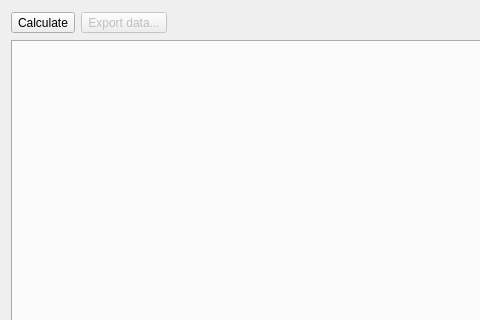
Above: tse_analytics/modules/phenomaster/actimot/views/actimot_dialog.ui from TSE-Systems/tse-analytics before the change; both pictures show x 0 to 480 and y 0 to 320 of the 1020 by 785 pixel window. Below: the same form after it.
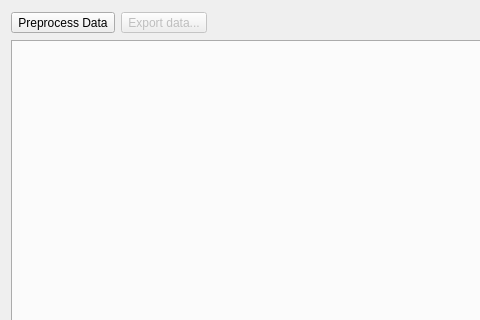
That is the form after the change. Icons and pictures are not drawn.

Commit message: Optimization/refactoring of ActiMot raw data analysis.

The edit to the form file:
```diff
--- a/tse_analytics/modules/phenomaster/actimot/views/actimot_dialog.ui
+++ b/tse_analytics/modules/phenomaster/actimot/views/actimot_dialog.ui
@@ -20,7 +20,7 @@
      <item>
       <widget class="QToolButton" name="toolButtonCalculate">
        <property name="text">
-        <string>Calculate</string>
+        <string>Preprocess Data</string>
        </property>
        <property name="icon">
         <iconset resource="../../../../../resources/resources.qrc">
```
Left out of the diff: 4 changed lines with no effect on the pictures. The commit also changes 37 other files.
